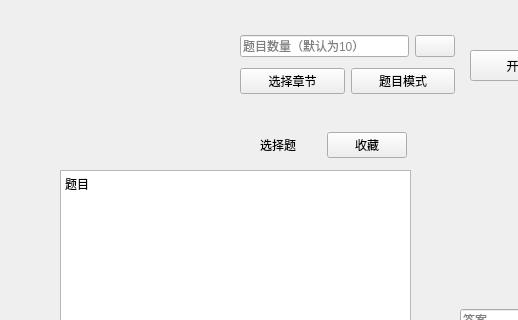
This is exercise2.ui in Miss6111/BUAA-summer-python-E-Shared-Exercise-Platform as Qt 5 draws it before an edit; both pictures show x 0 to 518 and y 0 to 320 of the 871 by 615 pixel window. The edited form follows.
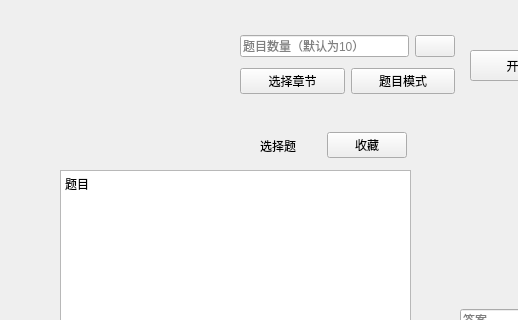
This is the edited form. Icons and pictures are not drawn.

What changed in the file:
```diff
--- a/exercise2.ui
+++ b/exercise2.ui
@@ -206,7 +206,7 @@
      <x>260</x>
      <y>130</y>
      <width>147</width>
-     <height>30</height>
+     <height>31</height>
     </rect>
    </property>
    <layout class="QHBoxLayout" name="horizontalLayout">
```
Left out of the diff: 4 changed lines with no effect on the pictures.
